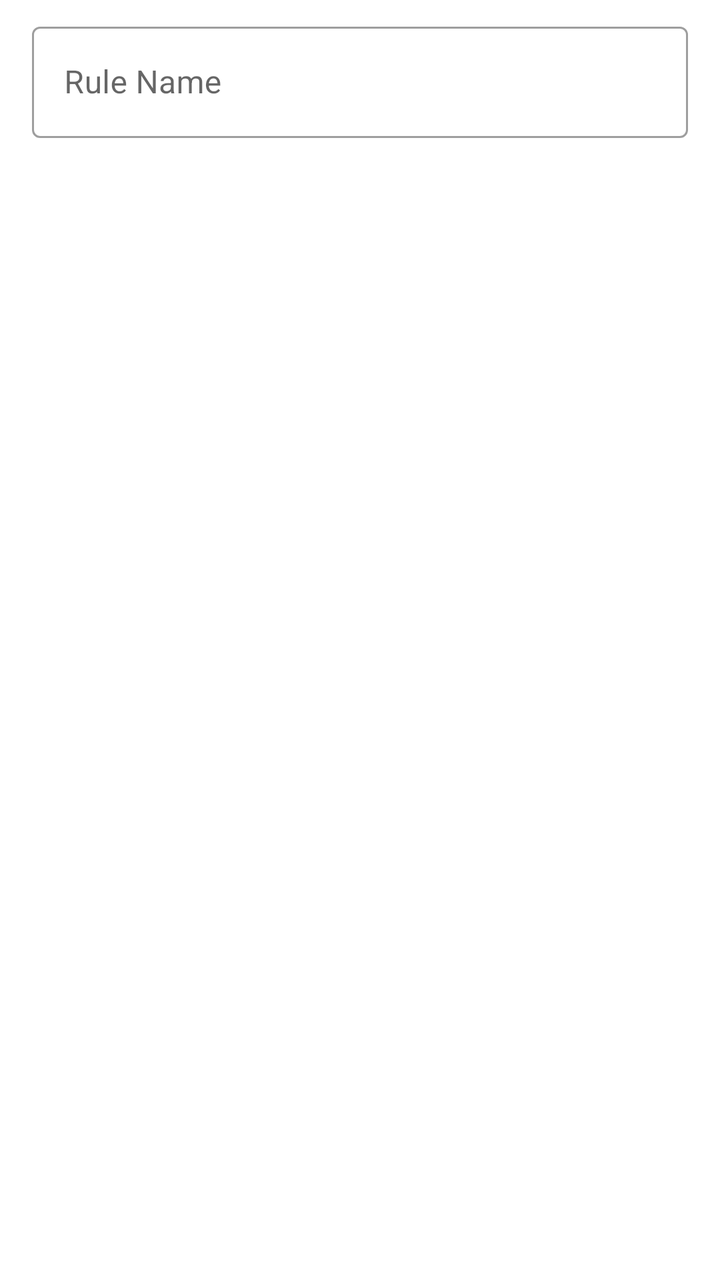
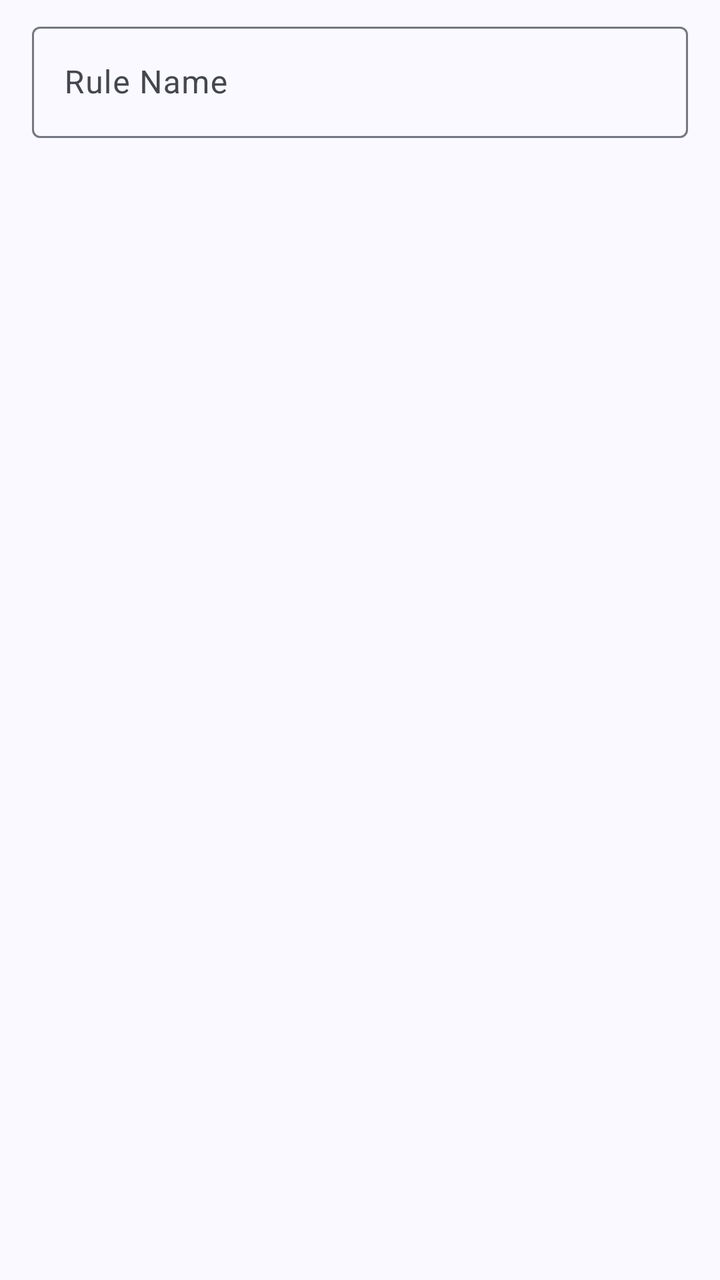

Compare the two renders of this Android layout. The source of the first and the diff that turns it into the second are given below.
<!-- AndroidManifest.xml: application theme AppTheme -->
<!-- res/layout/dialog_rss_add_rule.xml -->
<?xml version="1.0" encoding="utf-8"?>
<FrameLayout xmlns:android="http://schemas.android.com/apk/res/android"
    android:layout_width="match_parent"
    android:layout_height="wrap_content">

    <com.google.android.material.textfield.TextInputLayout
        android:id="@+id/input_layout_name"
        style="@style/Widget.MaterialComponents.TextInputLayout.OutlinedBox"
        android:layout_width="match_parent"
        android:layout_height="wrap_content"
        android:layout_marginHorizontal="16dp"
        android:layout_marginTop="8dp">

        <com.google.android.material.textfield.TextInputEditText
            android:layout_width="match_parent"
            android:layout_height="wrap_content"
            android:hint="@string/rss_rule_name"
            android:inputType="text" />

    </com.google.android.material.textfield.TextInputLayout>

</FrameLayout>
<!-- resources referenced by this layout -->
<resources>
  <style name="AppTheme" parent="Theme.MaterialComponents.DayNight.NoActionBar">
          <item name="colorPrimary">@color/color_primary</item>
          <item name="colorPrimaryDark">@color/color_primary_dark</item>
          <item name="colorPrimaryVariant">@color/color_primary_variant</item>
          <item name="colorOnPrimary">@color/color_on_primary</item>
  
          <item name="colorSecondary">@color/color_secondary</item>
          <item name="colorSecondaryVariant">@color/color_secondary_variant</item>
          <item name="colorOnSecondary">@color/color_on_secondary</item>
  
          <item name="windowActionModeOverlay">true</item>
          <item name="actionBarTheme">@style/AppTheme.ToolbarOverlay</item>
  
          <item name="android:textAlignment">viewStart</item>
  
          <item name="snackbarTextViewStyle">@style/AppTheme.SnackbarTextViewStyle</item>
  
          <item name="android:statusBarColor">@color/status_bar_color</item>
          <item name="android:navigationBarColor">@color/navigation_bar_color</item>
      </style>
  <color name="color_primary">#03A9F4</color>
  <color name="color_primary_dark">#007AC1</color>
  <color name="color_primary_variant">#007AC1</color>
  <color name="color_on_primary">#FFFFFF</color>
  <color name="color_secondary">#FFB300</color>
  <color name="color_secondary_variant">#C68400</color>
  <color name="color_on_secondary">#000000</color>
  <style name="AppTheme.ToolbarOverlay" parent="ThemeOverlay.MaterialComponents.Dark.ActionBar" />
  <style name="AppTheme.SnackbarTextViewStyle" parent="Widget.MaterialComponents.Snackbar.TextView">
          <item name="android:maxLines">15</item>
      </style>
  <color name="status_bar_color">@color/color_primary</color>
  <color name="navigation_bar_color">@android:color/transparent</color>
  <!-- unchanged entries left out for length: 1 -->
</resources>

<!-- the commit's change to res/layout/dialog_rss_add_rule.xml (unified diff, before → after) -->
@@ -5,7 +5,7 @@
 
     <com.google.android.material.textfield.TextInputLayout
         android:id="@+id/input_layout_name"
-        style="@style/Widget.MaterialComponents.TextInputLayout.OutlinedBox"
+        style="@style/Widget.Material3.TextInputLayout.OutlinedBox"
         android:layout_width="match_parent"
         android:layout_height="wrap_content"
         android:layout_marginHorizontal="16dp"
<!-- resource entries referenced after the edit -->
@@ -1,38 +1,107 @@
 <!-- resources referenced by this layout -->
 <resources>
-  <style name="AppTheme" parent="Theme.MaterialComponents.DayNight.NoActionBar">
-          <item name="colorPrimary">@color/color_primary</item>
-          <item name="colorPrimaryDark">@color/color_primary_dark</item>
-          <item name="colorPrimaryVariant">@color/color_primary_variant</item>
-          <item name="colorOnPrimary">@color/color_on_primary</item>
+  <style name="AppTheme" parent="Theme.Material3.DayNight.NoActionBar">
+          <item name="colorPrimary">@color/md_theme_primary</item>
+          <item name="colorOnPrimary">@color/md_theme_onPrimary</item>
+          <item name="colorPrimaryContainer">@color/md_theme_primaryContainer</item>
+          <item name="colorOnPrimaryContainer">@color/md_theme_onPrimaryContainer</item>
+          <item name="colorSecondary">@color/md_theme_secondary</item>
+          <item name="colorOnSecondary">@color/md_theme_onSecondary</item>
+          <item name="colorSecondaryContainer">@color/md_theme_secondaryContainer</item>
+          <item name="colorOnSecondaryContainer">@color/md_theme_onSecondaryContainer</item>
+          <item name="colorTertiary">@color/md_theme_tertiary</item>
+          <item name="colorOnTertiary">@color/md_theme_onTertiary</item>
+          <item name="colorTertiaryContainer">@color/md_theme_tertiaryContainer</item>
+          <item name="colorOnTertiaryContainer">@color/md_theme_onTertiaryContainer</item>
+          <item name="colorError">@color/md_theme_error</item>
+          <item name="colorOnError">@color/md_theme_onError</item>
+          <item name="colorErrorContainer">@color/md_theme_errorContainer</item>
+          <item name="colorOnErrorContainer">@color/md_theme_onErrorContainer</item>
+          <item name="android:colorBackground">@color/md_theme_background</item>
+          <item name="colorOnBackground">@color/md_theme_onBackground</item>
+          <item name="colorSurface">@color/md_theme_surface</item>
+          <item name="colorOnSurface">@color/md_theme_onSurface</item>
+          <item name="colorSurfaceVariant">@color/md_theme_surfaceVariant</item>
+          <item name="colorOnSurfaceVariant">@color/md_theme_onSurfaceVariant</item>
+          <item name="colorOutline">@color/md_theme_outline</item>
+          <item name="colorOutlineVariant">@color/md_theme_outlineVariant</item>
+          <item name="colorSurfaceInverse">@color/md_theme_inverseSurface</item>
+          <item name="colorOnSurfaceInverse">@color/md_theme_inverseOnSurface</item>
+          <item name="colorPrimaryInverse">@color/md_theme_inversePrimary</item>
+          <item name="colorPrimaryFixed">@color/md_theme_primaryFixed</item>
+          <item name="colorOnPrimaryFixed">@color/md_theme_onPrimaryFixed</item>
+          <item name="colorPrimaryFixedDim">@color/md_theme_primaryFixedDim</item>
+          <item name="colorOnPrimaryFixedVariant">@color/md_theme_onPrimaryFixedVariant</item>
+          <item name="colorSecondaryFixed">@color/md_theme_secondaryFixed</item>
+          <item name="colorOnSecondaryFixed">@color/md_theme_onSecondaryFixed</item>
+          <item name="colorSecondaryFixedDim">@color/md_theme_secondaryFixedDim</item>
+          <item name="colorOnSecondaryFixedVariant">@color/md_theme_onSecondaryFixedVariant</item>
+          <item name="colorTertiaryFixed">@color/md_theme_tertiaryFixed</item>
+          <item name="colorOnTertiaryFixed">@color/md_theme_onTertiaryFixed</item>
+          <item name="colorTertiaryFixedDim">@color/md_theme_tertiaryFixedDim</item>
+          <item name="colorOnTertiaryFixedVariant">@color/md_theme_onTertiaryFixedVariant</item>
+          <item name="colorSurfaceDim">@color/md_theme_surfaceDim</item>
+          <item name="colorSurfaceBright">@color/md_theme_surfaceBright</item>
+          <item name="colorSurfaceContainerLowest">@color/md_theme_surfaceContainerLowest</item>
+          <item name="colorSurfaceContainerLow">@color/md_theme_surfaceContainerLow</item>
+          <item name="colorSurfaceContainer">@color/md_theme_surfaceContainer</item>
+          <item name="colorSurfaceContainerHigh">@color/md_theme_surfaceContainerHigh</item>
+          <item name="colorSurfaceContainerHighest">@color/md_theme_surfaceContainerHighest</item>
   
-          <item name="colorSecondary">@color/color_secondary</item>
-          <item name="colorSecondaryVariant">@color/color_secondary_variant</item>
-          <item name="colorOnSecondary">@color/color_on_secondary</item>
+          <item name="materialCardViewStyle">@style/Widget.Material3.CardView.Elevated</item>
+          <item name="snackbarTextViewStyle">@style/AppTheme.SnackbarTextViewStyle</item>
   
           <item name="windowActionModeOverlay">true</item>
-          <item name="actionBarTheme">@style/AppTheme.ToolbarOverlay</item>
-  
-          <item name="android:textAlignment">viewStart</item>
-  
-          <item name="snackbarTextViewStyle">@style/AppTheme.SnackbarTextViewStyle</item>
-  
-          <item name="android:statusBarColor">@color/status_bar_color</item>
-          <item name="android:navigationBarColor">@color/navigation_bar_color</item>
       </style>
-  <color name="color_primary">#03A9F4</color>
-  <color name="color_primary_dark">#007AC1</color>
-  <color name="color_primary_variant">#007AC1</color>
-  <color name="color_on_primary">#FFFFFF</color>
-  <color name="color_secondary">#FFB300</color>
-  <color name="color_secondary_variant">#C68400</color>
-  <color name="color_on_secondary">#000000</color>
-  <style name="AppTheme.ToolbarOverlay" parent="ThemeOverlay.MaterialComponents.Dark.ActionBar" />
-  <style name="AppTheme.SnackbarTextViewStyle" parent="Widget.MaterialComponents.Snackbar.TextView">
+  <color name="md_theme_primary">#415F91</color>
+  <color name="md_theme_onPrimary">#FFFFFF</color>
+  <color name="md_theme_primaryContainer">#D6E3FF</color>
+  <color name="md_theme_onPrimaryContainer">#001B3E</color>
+  <color name="md_theme_secondary">#565F71</color>
+  <color name="md_theme_onSecondary">#FFFFFF</color>
+  <color name="md_theme_secondaryContainer">#DAE2F9</color>
+  <color name="md_theme_onSecondaryContainer">#131C2B</color>
+  <color name="md_theme_tertiary">#705575</color>
+  <color name="md_theme_onTertiary">#FFFFFF</color>
+  <color name="md_theme_tertiaryContainer">#FAD8FD</color>
+  <color name="md_theme_onTertiaryContainer">#28132E</color>
+  <color name="md_theme_error">#BA1A1A</color>
+  <color name="md_theme_onError">#FFFFFF</color>
+  <color name="md_theme_errorContainer">#FFDAD6</color>
+  <color name="md_theme_onErrorContainer">#410002</color>
+  <color name="md_theme_background">#F9F9FF</color>
+  <color name="md_theme_onBackground">#191C20</color>
+  <color name="md_theme_surface">#F9F9FF</color>
+  <color name="md_theme_onSurface">#191C20</color>
+  <color name="md_theme_surfaceVariant">#E0E2EC</color>
+  <color name="md_theme_onSurfaceVariant">#44474E</color>
+  <color name="md_theme_outline">#74777F</color>
+  <color name="md_theme_outlineVariant">#C4C6D0</color>
+  <color name="md_theme_inverseSurface">#2E3036</color>
+  <color name="md_theme_inverseOnSurface">#F0F0F7</color>
+  <color name="md_theme_inversePrimary">#AAC7FF</color>
+  <color name="md_theme_primaryFixed">#D6E3FF</color>
+  <color name="md_theme_onPrimaryFixed">#001B3E</color>
+  <color name="md_theme_primaryFixedDim">#AAC7FF</color>
+  <color name="md_theme_onPrimaryFixedVariant">#284777</color>
+  <color name="md_theme_secondaryFixed">#DAE2F9</color>
+  <color name="md_theme_onSecondaryFixed">#131C2B</color>
+  <color name="md_theme_secondaryFixedDim">#BEC6DC</color>
+  <color name="md_theme_onSecondaryFixedVariant">#3E4759</color>
+  <color name="md_theme_tertiaryFixed">#FAD8FD</color>
+  <color name="md_theme_onTertiaryFixed">#28132E</color>
+  <color name="md_theme_tertiaryFixedDim">#DDBCE0</color>
+  <color name="md_theme_onTertiaryFixedVariant">#573E5C</color>
+  <color name="md_theme_surfaceDim">#D9D9E0</color>
+  <color name="md_theme_surfaceBright">#F9F9FF</color>
+  <color name="md_theme_surfaceContainerLowest">#FFFFFF</color>
+  <color name="md_theme_surfaceContainerLow">#F3F3FA</color>
+  <color name="md_theme_surfaceContainer">#EDEDF4</color>
+  <color name="md_theme_surfaceContainerHigh">#E7E8EE</color>
+  <color name="md_theme_surfaceContainerHighest">#E2E2E9</color>
+  <style name="AppTheme.SnackbarTextViewStyle" parent="Widget.Material3.Snackbar.TextView">
           <item name="android:maxLines">15</item>
       </style>
-  <color name="status_bar_color">@color/color_primary</color>
-  <color name="navigation_bar_color">@android:color/transparent</color>
   <!-- unchanged entries left out for length: 1 -->
 </resources>
 
